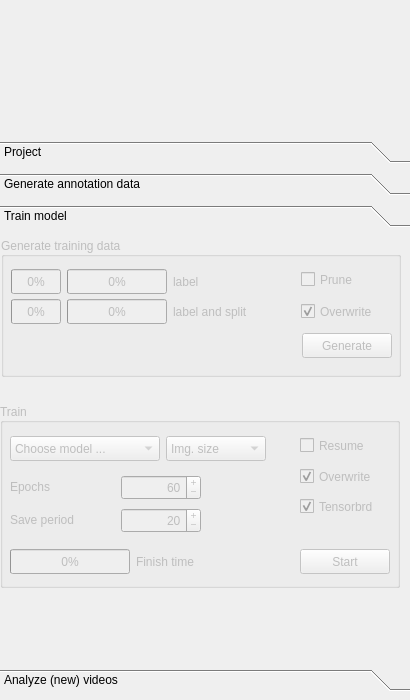
First picture: the form in octron/qt_gui/octron.ui, repository horsto/OCTRON-GUI, before the edit.
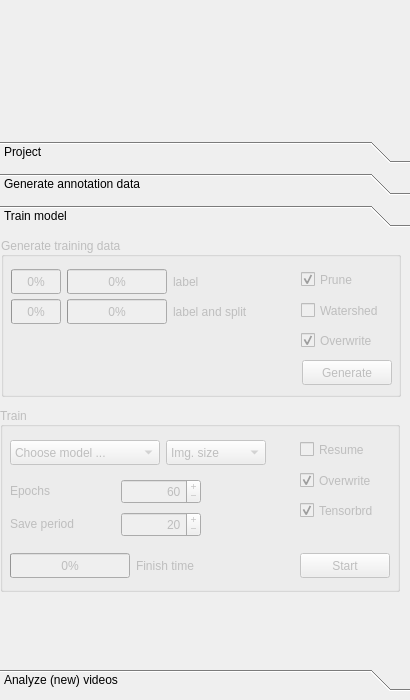
Second picture: the form after the edit. The open tabs and pages were chosen to show the change. Icons and pictures are not drawn.

Commit message: Make watershed optional

```diff
--- a/octron/qt_gui/octron.ui
+++ b/octron/qt_gui/octron.ui
@@ -1160,7 +1160,7 @@
           <x>0</x>
           <y>0</y>
           <width>402</width>
-          <height>351</height>
+          <height>355</height>
          </rect>
         </property>
         <layout class="QVBoxLayout" name="train_vertical_layout" stretch="0,0">
@@ -1178,7 +1178,7 @@
            <property name="minimumSize">
             <size>
              <width>400</width>
-             <height>140</height>
+             <height>160</height>
             </size>
            </property>
            <property name="maximumSize">
@@ -1415,7 +1415,7 @@
               <x>300</x>
               <y>30</y>
               <width>90</width>
-              <height>53</height>
+              <height>81</height>
              </rect>
             </property>
             <layout class="QVBoxLayout" name="train_checkboxes_verticalLayout">
@@ -1424,6 +1424,9 @@
              </property>
              <item>
               <widget class="QCheckBox" name="train_prune_checkBox">
+               <property name="enabled">
+                <bool>false</bool>
+               </property>
                <property name="minimumSize">
                 <size>
                  <width>90</width>
@@ -1443,6 +1446,39 @@
                <property name="text">
                 <string>Prune</string>
                </property>
+               <property name="checked">
+                <bool>true</bool>
+               </property>
+              </widget>
+             </item>
+             <item>
+              <widget class="QCheckBox" name="train_data_watershed_checkBox">
+               <property name="enabled">
+                <bool>false</bool>
+               </property>
+               <property name="minimumSize">
+                <size>
+                 <width>90</width>
+                 <height>25</height>
+                </size>
+               </property>
+               <property name="maximumSize">
+                <size>
+                 <width>90</width>
+                 <height>25</height>
+                </size>
+               </property>
+               <property name="toolTip">
+                <string>Enable watershed on mask data. This helps to separate masks that 
+are on the same layer and carry the same label assignment,
+but should be separate entities in the training data.</string>
+               </property>
+               <property name="text">
+                <string>Watershed</string>
+               </property>
+               <property name="checked">
+                <bool>false</bool>
+               </property>
               </widget>
              </item>
              <item>
@@ -1476,9 +1512,9 @@
             <property name="geometry">
              <rect>
               <x>10</x>
-              <y>90</y>
+              <y>120</y>
               <width>381</width>
-              <height>37</height>
+              <height>31</height>
              </rect>
             </property>
             <layout class="QHBoxLayout" name="train_folder_btn_horizontalLayout">
```
Left out of the diff: 4 changed lines with no effect on the pictures. The commit also changes 6 other files.
